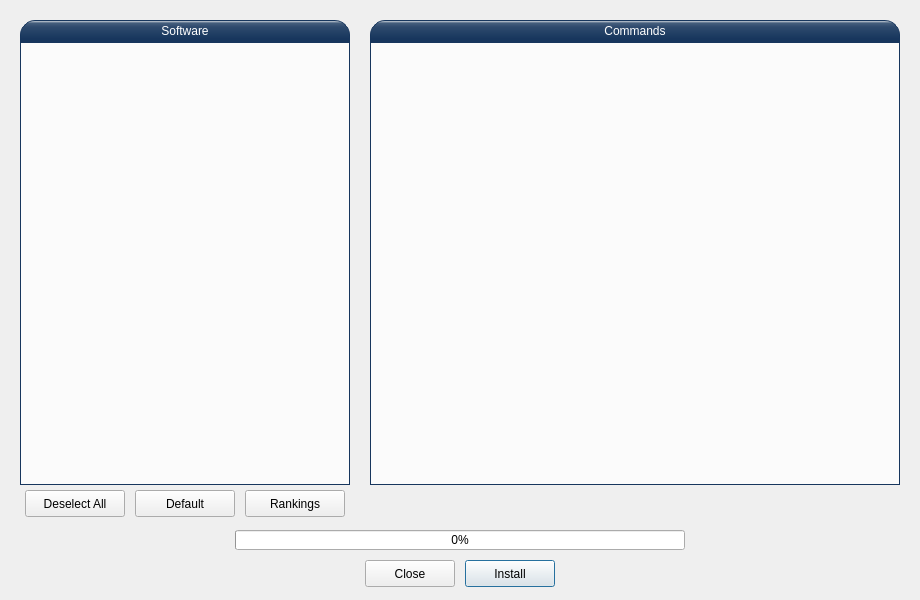
Above: UI/install2.ui from ainfosec/FISSURE before the change. Below: the same form after it.
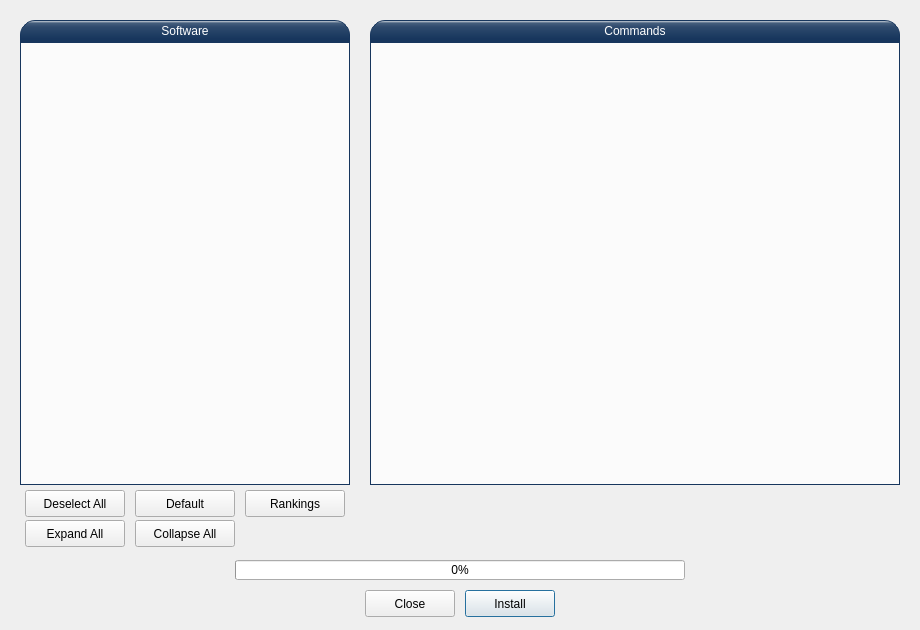
That is the form after the change.

What changed in the file:
```diff
--- a/UI/install2.ui
+++ b/UI/install2.ui
@@ -7,7 +7,7 @@
     <x>0</x>
     <y>0</y>
     <width>920</width>
-    <height>600</height>
+    <height>630</height>
    </rect>
   </property>
   <property name="windowTitle">
@@ -17,7 +17,7 @@
    <property name="geometry">
     <rect>
      <x>465</x>
-     <y>560</y>
+     <y>590</y>
      <width>90</width>
      <height>27</height>
     </rect>
@@ -30,7 +30,7 @@
    <property name="geometry">
     <rect>
      <x>365</x>
-     <y>560</y>
+     <y>590</y>
      <width>90</width>
      <height>27</height>
     </rect>
@@ -158,7 +158,7 @@
    <property name="geometry">
     <rect>
      <x>235</x>
-     <y>530</y>
+     <y>560</y>
      <width>450</width>
      <height>20</height>
     </rect>
@@ -240,6 +240,48 @@
     <string>Rankings</string>
    </property>
   </widget>
+  <widget class="QPushButton" name="pushButton_expand_all">
+   <property name="geometry">
+    <rect>
+     <x>25</x>
+     <y>520</y>
+     <width>100</width>
+     <height>27</height>
+    </rect>
+   </property>
+   <property name="text">
+    <string>Expand All</string>
+   </property>
+  </widget>
+  <widget class="QPushButton" name="pushButton_collapse_all">
+   <property name="geometry">
+    <rect>
+     <x>135</x>
+     <y>520</y>
+     <width>100</width>
+     <height>27</height>
+    </rect>
+   </property>
+   <property name="text">
+    <string>Collapse All</string>
+   </property>
+  </widget>
+  <widget class="QLabel" name="label_current_item">
+   <property name="geometry">
+    <rect>
+     <x>260</x>
+     <y>540</y>
+     <width>400</width>
+     <height>17</height>
+    </rect>
+   </property>
+   <property name="text">
+    <string/>
+   </property>
+   <property name="alignment">
+    <set>Qt::AlignCenter</set>
+   </property>
+  </widget>
   <zorder>treeWidget_software</zorder>
   <zorder>pushButton_ok</zorder>
   <zorder>pushButton_cancel</zorder>
```
Left out of the diff: 3 changed lines with no effect on the pictures.
